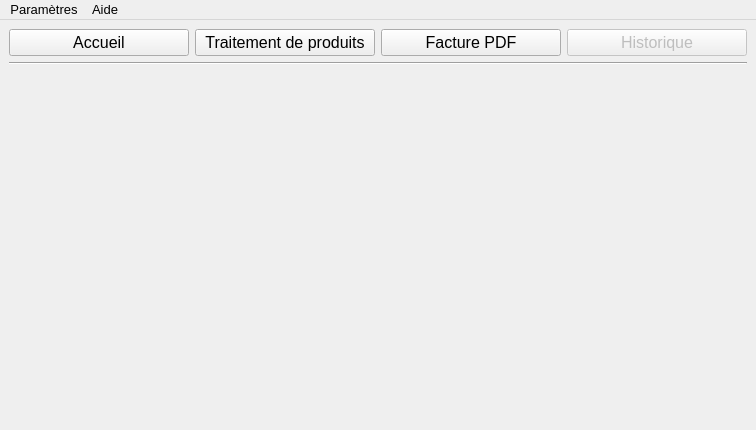
WallaceVBB/EpiData, file gui/mainwindow.ui: the form before one commit.
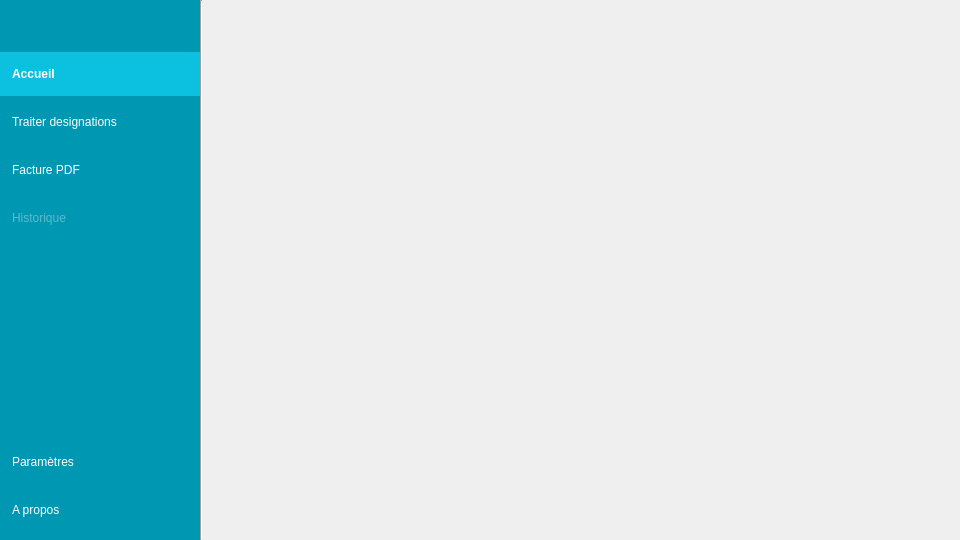
The form after the commit.

Commit message: feat: modify mainwindow to use sidebar, introduce icons in sidebar and pyproject to link project with Qt Creator

What changed in the file:
```diff
--- a/gui/mainwindow.ui
+++ b/gui/mainwindow.ui
@@ -6,8 +6,8 @@
    <rect>
     <x>0</x>
     <y>0</y>
-    <width>756</width>
-    <height>430</height>
+    <width>960</width>
+    <height>540</height>
    </rect>
   </property>
   <property name="sizePolicy">
@@ -56,46 +56,284 @@
    <property name="autoFillBackground">
     <bool>true</bool>
    </property>
-   <layout class="QVBoxLayout" name="verticalLayout">
+   <layout class="QHBoxLayout" name="mainLayout">
+    <property name="spacing">
+     <number>0</number>
+    </property>
+    <property name="leftMargin">
+     <number>0</number>
+    </property>
+    <property name="topMargin">
+     <number>0</number>
+    </property>
+    <property name="rightMargin">
+     <number>0</number>
+    </property>
+    <property name="bottomMargin">
+     <number>0</number>
+    </property>
     <item>
-     <layout class="QHBoxLayout" name="horizontalLayout">
-      <item>
-       <widget class="QPushButton" name="b_Accueil">
-        <property name="text">
-         <string>Accueil</string>
-        </property>
-       </widget>
-      </item>
-      <item>
-       <widget class="QPushButton" name="b_Traiter_fichier">
-        <property name="text">
-         <string>Traitement de produits</string>
-        </property>
-       </widget>
-      </item>
-      <item>
-       <widget class="QPushButton" name="b_Convertir_PDF">
-        <property name="text">
-         <string>Facture PDF</string>
-        </property>
-       </widget>
-      </item>
-      <item>
-       <widget class="QPushButton" name="pushButton_3">
-        <property name="enabled">
-         <bool>false</bool>
-        </property>
-        <property name="text">
-         <string>Historique</string>
-        </property>
-       </widget>
-      </item>
-     </layout>
+     <widget class="QFrame" name="frame_sidebar">
+      <property name="minimumSize">
+       <size>
+        <width>200</width>
+        <height>0</height>
+       </size>
+      </property>
+      <property name="maximumSize">
+       <size>
+        <width>200</width>
+        <height>16777215</height>
+       </size>
+      </property>
+      <property name="styleSheet">
+       <string notr="true">QFrame#frame_sidebar {
+	background-color: #0097b2;
+}
+QPushButton {
+	color: white;
+	background-color: transparent;
+	border: none;
+	text-align: left;
+	padding-left: 12px;
+}
+QPushButton:hover {
+	background-color: #0cc0df;
+}
+QPushButton:checked {
+	background-color: #0cc0df;
+	font-weight: bold;
+}
+QPushButton:disabled {
+	color: rgba(255, 255, 255, 90);
+}</string>
+      </property>
+      <property name="frameShape">
+       <enum>QFrame::Shape::NoFrame</enum>
+      </property>
+      <property name="frameShadow">
+       <enum>QFrame::Shadow::Raised</enum>
+      </property>
+      <layout class="QVBoxLayout" name="verticalLayout_sidebar">
+       <property name="spacing">
+        <number>4</number>
+       </property>
+       <property name="leftMargin">
+        <number>0</number>
+       </property>
+       <property name="topMargin">
+        <number>8</number>
+       </property>
+       <property name="rightMargin">
+        <number>0</number>
+       </property>
+       <property name="bottomMargin">
+        <number>8</number>
+       </property>
+       <item>
+        <widget class="QPushButton" name="b_Toggle">
+         <property name="minimumSize">
+          <size>
+           <width>0</width>
+           <height>40</height>
+          </size>
+         </property>
+         <property name="text">
+          <string/>
+         </property>
+         <property name="iconSize">
+          <size>
+           <width>22</width>
+           <height>22</height>
+          </size>
+         </property>
+         <property name="flat">
+          <bool>true</bool>
+         </property>
+        </widget>
+       </item>
+       <item>
+        <widget class="QPushButton" name="b_Accueil">
+         <property name="minimumSize">
+          <size>
+           <width>0</width>
+           <height>44</height>
+          </size>
+         </property>
+         <property name="text">
+          <string>Accueil</string>
+         </property>
+         <property name="iconSize">
+          <size>
+           <width>22</width>
+           <height>22</height>
+          </size>
+         </property>
+         <property name="checkable">
+          <bool>true</bool>
+         </property>
+         <property name="checked">
+          <bool>true</bool>
+         </property>
+         <property name="autoExclusive">
+          <bool>true</bool>
+         </property>
+         <property name="flat">
+          <bool>true</bool>
+         </property>
+        </widget>
+       </item>
+       <item>
+        <widget class="QPushButton" name="b_Traiter_fichier">
+         <property name="minimumSize">
+          <size>
+           <width>0</width>
+           <height>44</height>
+          </size>
+         </property>
+         <property name="text">
+          <string>Traiter designations</string>
+         </property>
+         <property name="iconSize">
+          <size>
+           <width>22</width>
+           <height>22</height>
+          </size>
+         </property>
+         <property name="checkable">
+          <bool>true</bool>
+         </property>
+         <property name="autoExclusive">
+          <bool>true</bool>
+         </property>
+         <property name="flat">
+          <bool>true</bool>
+         </property>
+        </widget>
+       </item>
+       <item>
+        <widget class="QPushButton" name="b_Convertir_PDF">
+         <property name="minimumSize">
+          <size>
+           <width>0</width>
+           <height>44</height>
+          </size>
+         </property>
+         <property name="text">
+          <string>Facture PDF</string>
+         </property>
+         <property name="iconSize">
+          <size>
+           <width>22</width>
+           <height>22</height>
+          </size>
+         </property>
+         <property name="checkable">
+          <bool>true</bool>
+         </property>
+         <property name="autoExclusive">
+          <bool>true</bool>
+         </property>
+         <property name="flat">
+          <bool>true</bool>
+         </property>
+        </widget>
+       </item>
+       <item>
+        <widget class="QPushButton" name="b_Historique">
+         <property name="enabled">
+          <bool>false</bool>
+         </property>
+         <property name="minimumSize">
+          <size>
+           <width>0</width>
+           <height>44</height>
+          </size>
+         </property>
+         <property name="text">
+          <string>Historique</string>
+         </property>
+         <property name="iconSize">
+          <size>
+           <width>22</width>
+           <height>22</height>
+          </size>
+         </property>
+         <property name="checkable">
+          <bool>true</bool>
+         </property>
+         <property name="autoExclusive">
+          <bool>true</bool>
+         </property>
+         <property name="flat">
+          <bool>true</bool>
+         </property>
+        </widget>
+       </item>
+       <item>
+        <spacer name="verticalSpacer_sidebar">
+         <property name="orientation">
+          <enum>Qt::Orientation::Vertical</enum>
+         </property>
+         <property name="sizeHint" stdset="0">
+          <size>
+           <width>20</width>
+           <height>40</height>
+          </size>
+         </property>
+        </spacer>
+       </item>
+       <item>
+        <widget class="QPushButton" name="b_Parametres">
+         <property name="minimumSize">
+          <size>
+           <width>0</width>
+           <height>44</height>
+          </size>
+         </property>
+         <property name="text">
+          <string>Paramètres</string>
+         </property>
+         <property name="iconSize">
+          <size>
+           <width>22</width>
+           <height>22</height>
+          </size>
+         </property>
+         <property name="flat">
+          <bool>true</bool>
+         </property>
+        </widget>
+       </item>
+       <item>
+        <widget class="QPushButton" name="b_A_propos">
+         <property name="minimumSize">
+          <size>
+           <width>0</width>
+           <height>44</height>
+          </size>
+         </property>
+         <property name="text">
+          <string>A propos</string>
+         </property>
+         <property name="iconSize">
+          <size>
+           <width>22</width>
+           <height>22</height>
+          </size>
+         </property>
+         <property name="flat">
+          <bool>true</bool>
+         </property>
+        </widget>
+       </item>
+      </layout>
+     </widget>
     </item>
     <item>
-     <widget class="Line" name="line">
+     <widget class="Line" name="line_main">
       <property name="orientation">
-       <enum>Qt::Orientation::Horizontal</enum>
+       <enum>Qt::Orientation::Vertical</enum>
       </property>
      </widget>
     </item>
@@ -129,102 +367,6 @@
     </item>
    </layout>
   </widget>
-  <widget class="QMenuBar" name="menubar">
-   <property name="geometry">
-    <rect>
-     <x>0</x>
-     <y>0</y>
-     <width>756</width>
-     <height>22</height>
-    </rect>
-   </property>
-   <property name="maximumSize">
-    <size>
-     <width>16777215</width>
-     <height>22</height>
-    </size>
-   </property>
-   <property name="font">
-    <font>
-     <family>Segoe UI</family>
-     <pointsize>10</pointsize>
-     <italic>false</italic>
-     <bold>false</bold>
-     <underline>false</underline>
-     <kerning>true</kerning>
-    </font>
-   </property>
-   <property name="focusPolicy">
-    <enum>Qt::FocusPolicy::NoFocus</enum>
-   </property>
-   <property name="autoFillBackground">
-    <bool>false</bool>
-   </property>
-   <property name="styleSheet">
-    <string notr="true"/>
-   </property>
-   <property name="defaultUp">
-    <bool>false</bool>
-   </property>
-   <property name="nativeMenuBar">
-    <bool>true</bool>
-   </property>
-   <widget class="QMenu" name="menuSavoir_plus">
-    <property name="title">
-     <string>Aide</string>
-    </property>
-    <addaction name="actionA_propos"/>
-    <addaction name="actionCr_dits"/>
-   </widget>
-   <widget class="QMenu" name="menuParam_tres">
-    <property name="geometry">
-     <rect>
-      <x>331</x>
-      <y>124</y>
-      <width>191</width>
-      <height>110</height>
-     </rect>
-    </property>
-    <property name="title">
-     <string>Paramètres</string>
-    </property>
-    <addaction name="actionParametres_avances"/>
-    <addaction name="actionMettre_jour"/>
-   </widget>
-   <addaction name="menuParam_tres"/>
-   <addaction name="menuSavoir_plus"/>
-  </widget>
-  <action name="actionCr_dits">
-   <property name="checkable">
-    <bool>false</bool>
-   </property>
-   <property name="enabled">
-    <bool>true</bool>
-   </property>
-   <property name="text">
-    <string>Crédits</string>
-   </property>
-  </action>
-  <action name="actionA_propos">
-   <property name="text">
-    <string>A propos</string>
-   </property>
-  </action>
-  <action name="actionParam_tres">
-   <property name="text">
-    <string>Paramètres</string>
-   </property>
-  </action>
-  <action name="actionParametres_avances">
-   <property name="text">
-    <string>Paramètres avancés</string>
-   </property>
-  </action>
-  <action name="actionMettre_jour">
-   <property name="text">
-    <string>Mettre à jour</string>
-   </property>
-  </action>
  </widget>
  <resources/>
  <connections/>
```
The commit also changes 11 other files.
